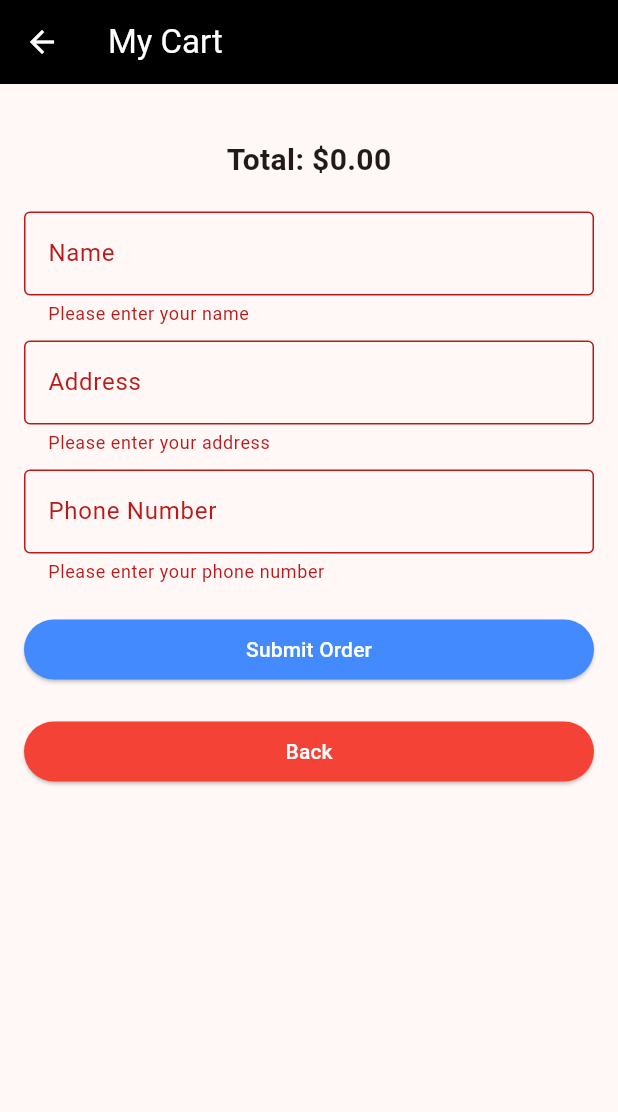
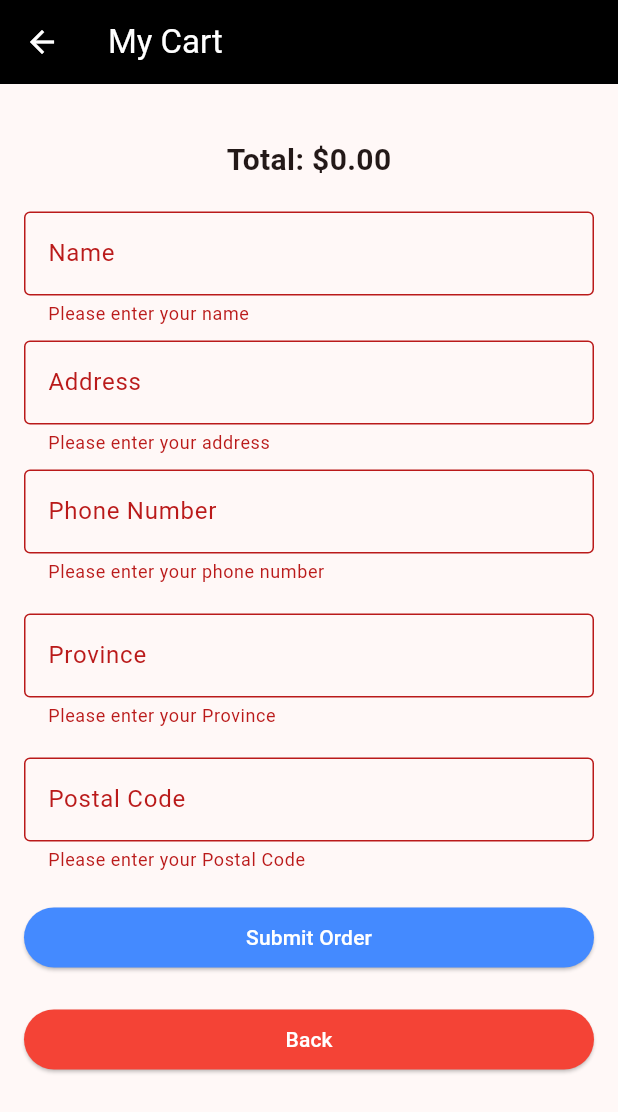
Before and after one commit to jamil-rahman/deadrobotsrestaurant_flutter, a Flutter app: the CartScreen screen opened directly with empty values, after a tap on "Submit Order", on a phone screen of 412 x 824 dp. Shown: the top 1112 px of the screen. Run offline on Flutter 3.47's test engine with Material 3 defaults, Android fonts, the phone set to English and light mode, and no system bars.

Commit message:
added more text fields on the cart page

```diff
--- a/lib/cart_screen.dart
+++ b/lib/cart_screen.dart
@@ -16,6 +16,8 @@ class _CartScreenState extends State<CartScreen> {
   final _nameController = TextEditingController();
   final _addressController = TextEditingController();
   final _phoneController = TextEditingController();
+  final _provinceController = TextEditingController();
+  final _postalController = TextEditingController();
 
   @override
   Widget build(BuildContext context) {
@@ -120,6 +122,34 @@ class _CartScreenState extends State<CartScreen> {
                       },
                     ),
                     const SizedBox(height: 20),
+                    TextFormField(
+                      controller: _provinceController,
+                      decoration: const InputDecoration(
+                        labelText: 'Province',
+                        border: OutlineInputBorder(),
+                      ),
+                      validator: (value) {
+                        if (value == null || value.isEmpty) {
+                          return 'Please enter your Province';
+                        }
+                        return null;
+                      },
+                    ),
+                    const SizedBox(height: 20),
+                    TextFormField(
+                      controller: _postalController,
+                      decoration: const InputDecoration(
+                        labelText: 'Postal Code',
+                        border: OutlineInputBorder(),
+                      ),
+                      validator: (value) {
+                        if (value == null || value.isEmpty) {
+                          return 'Please enter your Postal Code';
+                        }
+                        return null;
+                      },
+                    ),
+                    const SizedBox(height: 20),
 
                     ElevatedButton(
                       onPressed: () {
```
